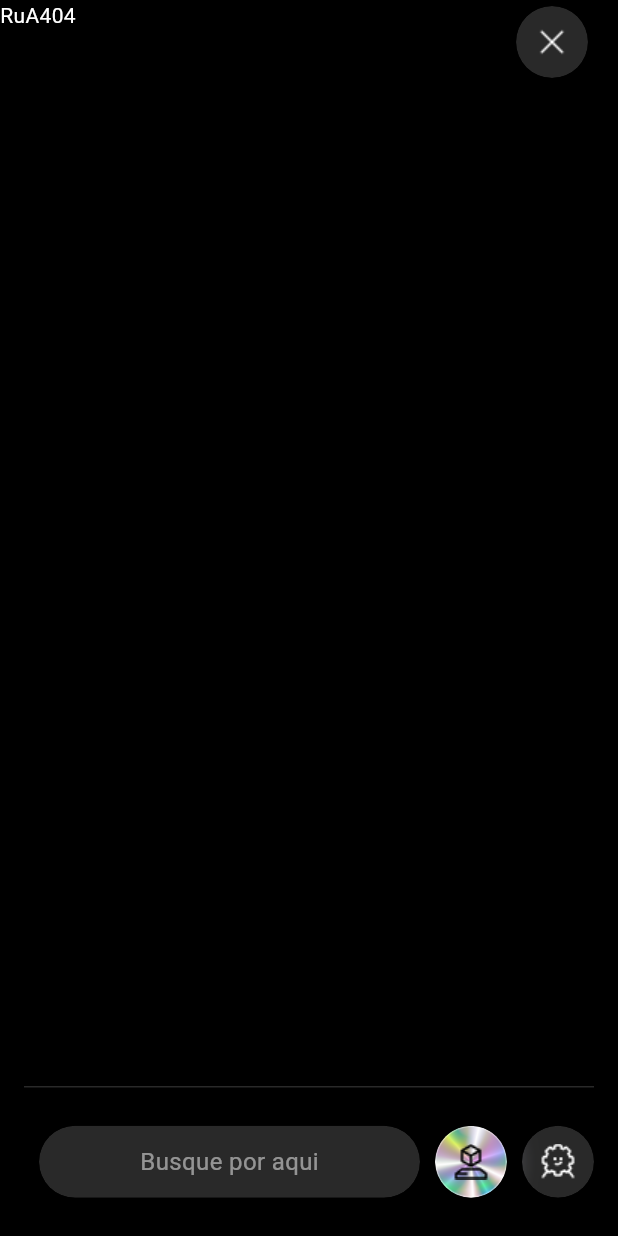
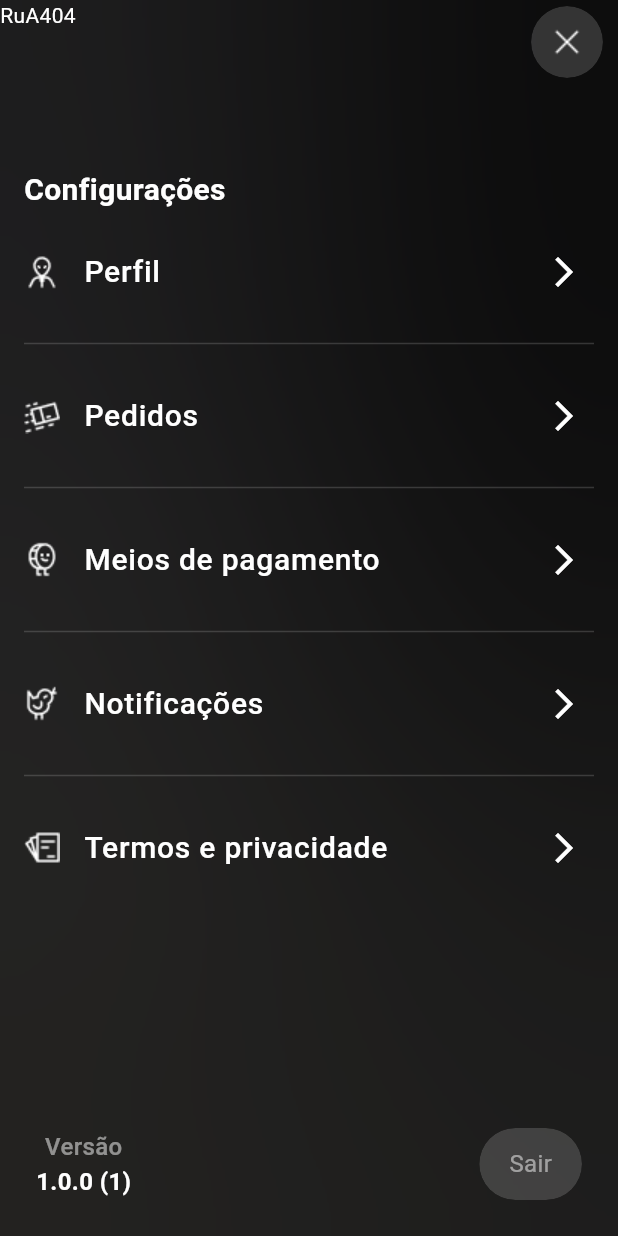
Before and after one commit to Marionetista/rua404, a Flutter app: the screen it shows after launch, after a tap on "Busque por aqui", on a phone screen of 412 x 824 dp. Run offline on Flutter 3.47's test engine with Material 3 defaults, Android fonts, the light colour scheme and no system bars; our stand-ins replace package_info_plus.

Commit message:
new Settings page

```diff
--- a/lib/src/features/search/pages/search_page.dart
+++ /dev/null
@@ -1,25 +0,0 @@
-import 'package:flutter/material.dart';
-
-import '../../../shared/widgets/circle_button.dart';
-import '../../../shared/widgets/rua_bottom_bar.dart';
-
-class SearchPage extends StatelessWidget {
-  const SearchPage({super.key});
-
-  @override
-  Widget build(BuildContext context) => Scaffold(
-    backgroundColor: Colors.black,
-    appBar: AppBar(
-      backgroundColor: Colors.transparent,
-      leading: const Text('RuA404', style: TextStyle(color: Colors.white)),
-      actions: [
-        CircleButton(
-          icon: CircleButtonIcon.exit,
-          onTap: () => Navigator.of(context).pop(),
-        ),
-        const SizedBox(width: 20),
-      ],
-    ),
-    bottomNavigationBar: const CustomBottomNavBar(),
-  );
-}
--- /dev/null
+++ b/lib/src/features/settings/pages/settings_page.dart
@@ -0,0 +1,157 @@
+import 'dart:ui';
+import 'package:flutter/material.dart';
+
+import '../../../shared/colors/app_colors.dart';
+import '../../../shared/widgets/blured_button.dart';
+import '../../../shared/widgets/circle_button.dart';
+import '../../../utils/app_utils.dart';
+
+class SettingsPage extends StatelessWidget {
+  const SettingsPage({super.key});
+
+  @override
+  Widget build(BuildContext context) => Scaffold(
+    backgroundColor: Colors.transparent,
+    extendBodyBehindAppBar: true,
+    extendBody: true,
+    appBar: AppBar(
+      backgroundColor: Colors.transparent,
+      leading: const Text('RuA404', style: TextStyle(color: Colors.white)),
+      actions: [
+        CircleButton(
+          icon: CircleButtonIcon.exit,
+          onTap: () => Navigator.of(context).pop(),
+        ),
+        const SizedBox(width: 10),
+      ],
+    ),
+    body: Stack(
+      children: [
+        BackdropFilter(
+          filter: ImageFilter.blur(sigmaX: 200, sigmaY: 200),
+          child: Container(color: Colors.black.withValues(alpha: 0.4)),
+        ),
+        Padding(
+          padding: const EdgeInsets.only(top: kToolbarHeight * 2),
+          child: Align(
+            alignment: Alignment.topLeft,
+            child: Column(
+              crossAxisAlignment: CrossAxisAlignment.start,
+              spacing: 12,
+              children: [
+                const Padding(
+                  padding: EdgeInsets.symmetric(horizontal: 16.0),
+                  child: Text(
+                    'Configurações',
+                    textAlign: TextAlign.start,
+                    style: TextStyle(
+                      color: Colors.white,
+                      fontSize: 20,
+                      fontWeight: FontWeight.w600,
+                    ),
+                  ),
+                ),
+                const TileButton(
+                  iconUrl: 'assets/icons/etprofile.png',
+                  title: 'Perfil',
+                ),
+                Padding(
+                  padding: const EdgeInsets.symmetric(horizontal: 16.0),
+                  child: Divider(color: AppColors.halfWhite),
+                ),
+                const TileButton(
+                  iconUrl: 'assets/icons/pedidos.png',
+                  title: 'Pedidos',
+                ),
+                Padding(
+                  padding: const EdgeInsets.symmetric(horizontal: 16.0),
+                  child: Divider(color: AppColors.halfWhite),
+                ),
+                const TileButton(
+                  iconUrl: 'assets/icons/pagamentos.png',
+                  title: 'Meios de pagamento',
+                ),
+                Padding(
+                  padding: const EdgeInsets.symmetric(horizontal: 16.0),
+                  child: Divider(color: AppColors.halfWhite),
+                ),
+                const TileButton(
+                  iconUrl: 'assets/icons/notificacao.png',
+                  title: 'Notificações',
+                ),
+                Padding(
+                  padding: const EdgeInsets.symmetric(horizontal: 16.0),
+                  child: Divider(color: AppColors.halfWhite),
+                ),
+                const TileButton(
+                  iconUrl: 'assets/icons/terms.png',
+                  title: 'Termos e privacidade',
+                ),
+              ],
+            ),
+          ),
+        ),
+      ],
+    ),
+    bottomNavigationBar: Padding(
+      padding: const EdgeInsets.all(24),
+      child: Row(
+        mainAxisSize: MainAxisSize.min,
+        mainAxisAlignment: MainAxisAlignment.spaceBetween,
+        children: [
+          Column(
+            mainAxisSize: MainAxisSize.min,
+            children: [
+              Text(
+                'Versão',
+                style: TextStyle(
+                  color: AppColors.greyText,
+                  fontSize: 16,
+                  fontWeight: FontWeight.w500,
+                ),
+              ),
+              FutureBuilder(
+                future: AppUtils.getAppVersion(),
+                builder: (context, snapshot) {
+                  if (snapshot.connectionState == ConnectionState.waiting) {
+                    return const SizedBox();
+                  }
+                  return Text(
+                    '${snapshot.data}',
+                    style: const TextStyle(
+                      color: Colors.white,
+                      fontSize: 16,
+                      fontWeight: FontWeight.w600,
+                    ),
+                  );
+                },
+              ),
+            ],
+          ),
+          Row(children: [BlurTextButton(text: 'Sair', onTap: () {})]),
+        ],
+      ),
+    ),
+  );
+}
+
+class TileButton extends StatelessWidget {
+  const TileButton({required this.iconUrl, required this.title, super.key});
+
+  final String iconUrl;
+  final String title;
+
+  @override
+  Widget build(BuildContext context) => ListTile(
+    leading: Image.asset(iconUrl, width: 24, height: 24, fit: BoxFit.contain),
+    title: Text(
+      title,
+      style: const TextStyle(
+        color: Colors.white,
+        fontSize: 20,
+        fontWeight: FontWeight.w500,
+      ),
+    ),
+    trailing: const Icon(Icons.arrow_forward_ios_sharp, color: Colors.white),
+  );
+}
--- a/lib/src/shared/colors/app_colors.dart
+++ b/lib/src/shared/colors/app_colors.dart
@@ -2,4 +2,5 @@ import 'dart:ui';
 
 class AppColors {
   static Color halfWhite = const Color.fromRGBO(255, 255, 255, 0.16);
+  static Color greyText = const Color.fromRGBO(255, 255, 255, 0.5);
 }
--- a/lib/src/shared/widgets/rua_bottom_bar.dart
+++ b/lib/src/shared/widgets/rua_bottom_bar.dart
@@ -1,5 +1,5 @@
 import 'package:flutter/material.dart';
-import '../../features/search/pages/search_page.dart';
+import '../../features/settings/pages/settings_page.dart';
 import '../colors/app_colors.dart';
 import 'blured_button.dart';
 import 'circle_button.dart';
@@ -31,10 +31,11 @@ class _CustomBottomNavBarState extends State<CustomBottomNavBar> {
                 onTap:
                     () => Navigator.of(context).push(
                       PageRouteBuilder(
+                        opaque: false,
                         transitionDuration: const Duration(milliseconds: 300),
                         pageBuilder:
                             (context, animation, secondaryAnimation) =>
-                                const SearchPage(),
+                                const SettingsPage(),
                         transitionsBuilder: (
                           context,
                           animation,
@@ -58,11 +59,41 @@ class _CustomBottomNavBarState extends State<CustomBottomNavBar> {
               ),
             ),
           ),
-          const Row(
+          Row(
             spacing: 10,
             children: [
-              CircleButton(icon: CircleButtonIcon.aircon),
-              CircleButton(icon: CircleButtonIcon.profile),
+              const CircleButton(icon: CircleButtonIcon.aircon),
+              CircleButton(
+                icon: CircleButtonIcon.profile,
+                onTap:
+                    () => Navigator.of(context).push(
+                      PageRouteBuilder(
+                        opaque: false,
+                        transitionDuration: const Duration(milliseconds: 300),
+                        pageBuilder:
+                            (context, animation, secondaryAnimation) =>
+                                const SettingsPage(),
+                        transitionsBuilder: (
+                          context,
+                          animation,
+                          secondaryAnimation,
+                          child,
+                        ) {
+                          const begin = Offset(0.0, 1.0);
+                          const end = Offset.zero;
+                          final tween = Tween(
+                            begin: begin,
+                            end: end,
+                          ).chain(CurveTween(curve: Curves.easeOut));
+
+                          return SlideTransition(
+                            position: animation.drive(tween),
+                            child: child,
+                          );
+                        },
+                      ),
+                    ),
+              ),
             ],
           ),
         ],
--- /dev/null
+++ b/lib/src/utils/app_utils.dart
@@ -0,0 +1,8 @@
+import 'package:package_info_plus/package_info_plus.dart';
+
+class AppUtils {
+  static Future<String> getAppVersion() async {
+    PackageInfo packageInfo = await PackageInfo.fromPlatform();
+    return '${packageInfo.version} (${packageInfo.buildNumber})';
+  }
+}
--- a/pubspec.yaml
+++ b/pubspec.yaml
@@ -36,6 +36,7 @@ dependencies:
   cupertino_icons: ^1.0.8
   flutter_staggered_grid_view: ^0.7.0
   sensors_plus: ^6.1.1
+  package_info_plus: ^8.3.0
 
 dev_dependencies:
   flutter_test:
```
Also changed, not shown: assets/icons/etprofile.png (added), assets/icons/notificacao.png (added), assets/icons/pagamentos.png (added), assets/icons/pedidos.png (added), assets/icons/terms.png (added), 6 other files.
